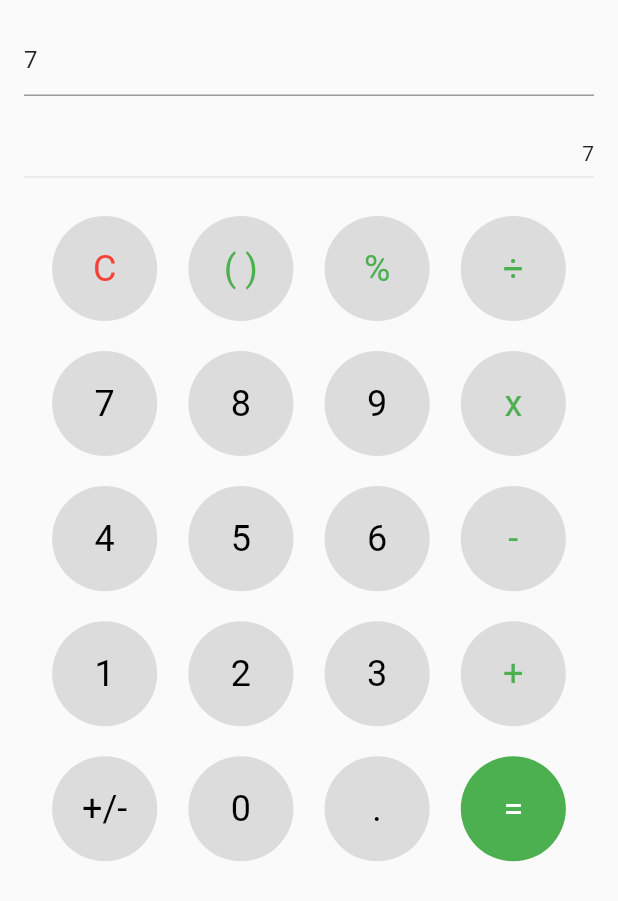
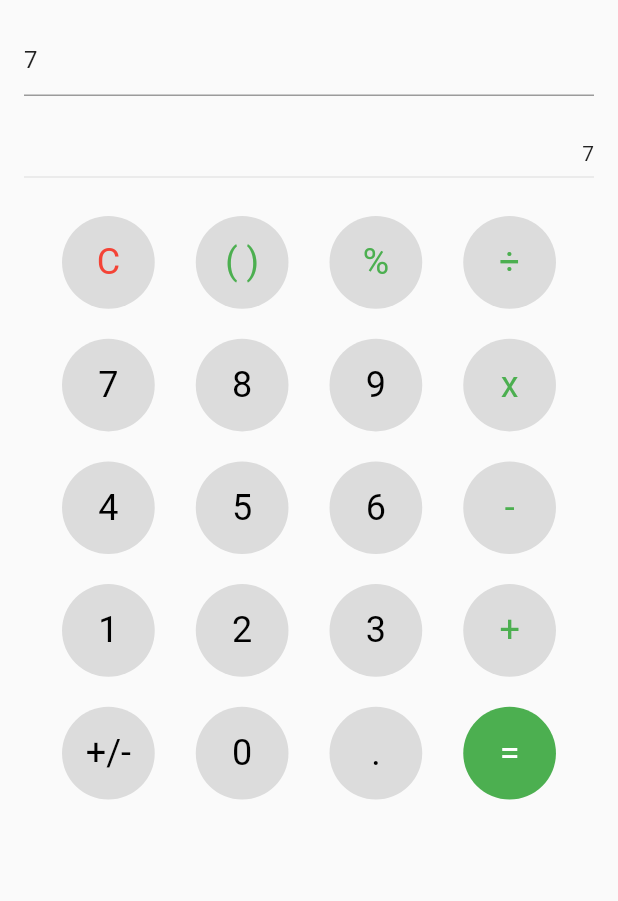
Before and after one commit to ezzooooo/flutter_calculator, a Flutter app: the screen it shows after launch, after a tap on an icon or button, on a phone screen of 412 x 824 dp. Shown: the top 901 px of the screen. Run offline on Flutter 3.47's test engine with Material 2 defaults, Android fonts, the phone set to English and light mode, and no system bars; our stand-ins replace get; Roboto replaces fonts that are missing (Georgia).

Commit message:
예외처리 추가

```diff
--- a/lib/controller/common_controller.dart
+++ b/lib/controller/common_controller.dart
@@ -64,6 +64,9 @@ class CommonController extends GetxController {
         case '( )':
           print('따로 처리');
           break;
+        case '+/-':
+          print('얘도 따로 처리');
+          break;
         default:
           var lastString =
               stringController.text.substring(stringController.text.length - 1);
--- a/lib/ui/page/home/widget/calculator_button_widget.dart
+++ b/lib/ui/page/home/widget/calculator_button_widget.dart
@@ -25,8 +25,8 @@ class CalCulatorButton extends StatelessWidget {
         },
         child: AnimatedContainer(
           duration: const Duration(milliseconds: 100),
-          width: MediaQuery.of(context).size.width * 0.17,
-          height: MediaQuery.of(context).size.width * 0.17,
+          width: MediaQuery.of(context).size.width * 0.15,
+          height: MediaQuery.of(context).size.width * 0.15,
           margin: const EdgeInsets.all(10),
           decoration: BoxDecoration(
             color:
--- a/lib/ui/theme/app_theme.dart
+++ b/lib/ui/theme/app_theme.dart
@@ -4,8 +4,4 @@ final ThemeData appThemeData = ThemeData(
   primaryColor: Colors.purple,
   splashColor: Colors.purpleAccent,
   highlightColor: Colors.purple,
-  fontFamily: 'Georgia',
-  textTheme: const TextTheme(
-    headline1: TextStyle(fontSize: 72.0, fontWeight: FontWeight.bold),
-  ),
 );
```
